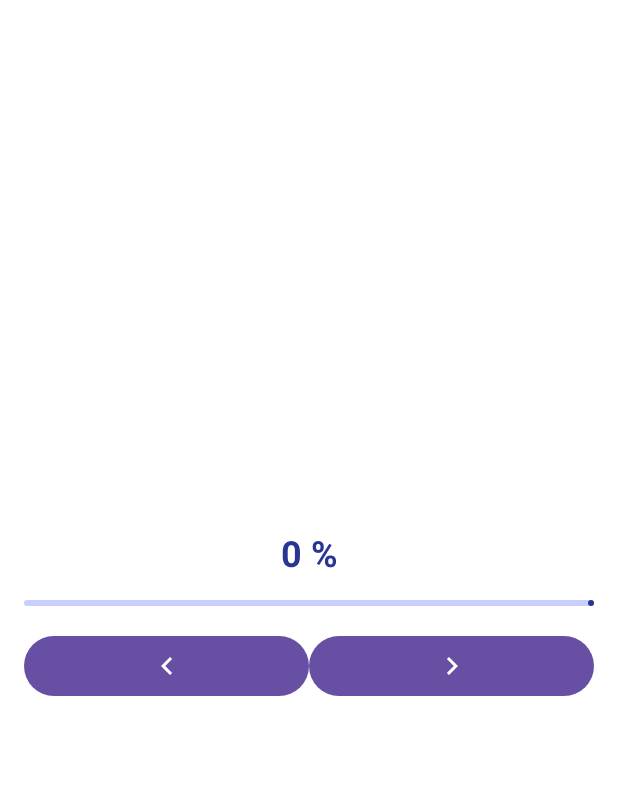
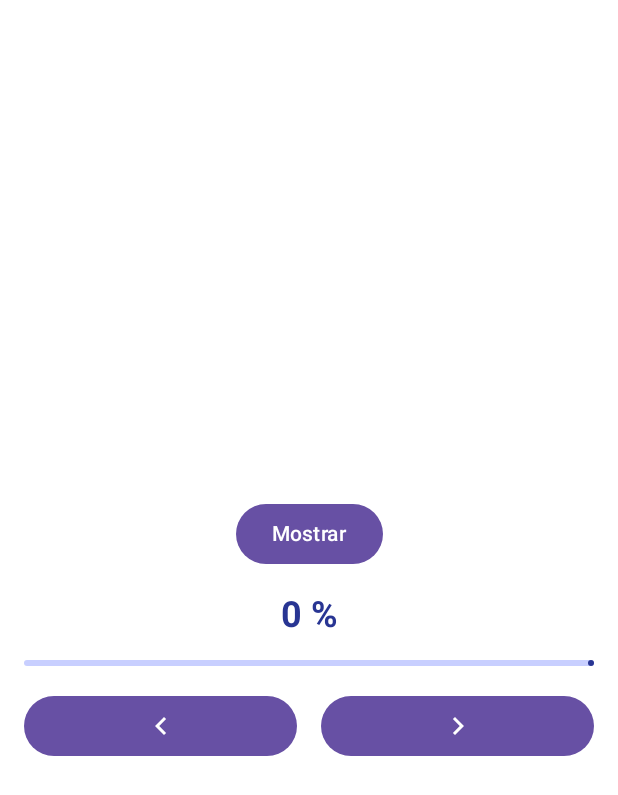
Before and after one commit to NIMP3/JetpackComposeTest, an Android app built with Jetpack Compose: the @Preview function MyCustomProgressBarPreview, on a phone screen of 412 x 824 dp. Shown: the top 795 px of the screen. Run offline under Robolectric (Android 15) with nearby library versions, the phone set to English and light mode, and no system bars.

Commit message:
[FIX - BUILD] (Components): Fixing up component screen [Button - Dialog - Image - ProgressBar] - Implementing Main component screen

```diff
--- a/app/src/main/java/dev/yovany/jcudemy/MyCustomProgressBar.kt
+++ b/app/src/main/java/dev/yovany/jcudemy/MyCustomProgressBar.kt
@@ -36,9 +36,6 @@ fun MyCustomProgressBar() {
     var showLoading by rememberSaveable { mutableStateOf(false) }
 
     Column(
-        modifier = Modifier
-            .fillMaxSize()
-            .padding(16.dp),
         horizontalAlignment = Alignment.CenterHorizontally,
         verticalArrangement = Arrangement.Center
     ) {
@@ -69,9 +66,6 @@ fun MyCustomProgressBar() {
 fun MyCustomAdvancedProgressBar() {
     var progress by rememberSaveable { mutableStateOf(0f) }
     Column(
-        modifier = Modifier
-            .fillMaxSize()
-            .padding(16.dp),
         horizontalAlignment = Alignment.CenterHorizontally,
         verticalArrangement = Arrangement.Center
     ) {
@@ -93,7 +87,10 @@ fun MyCustomAdvancedProgressBar() {
 
         Spacer(modifier = Modifier.padding(top = 16.dp))
 
-        Row(modifier = Modifier.fillMaxWidth()) {
+        Row(
+            modifier = Modifier.fillMaxWidth(),
+            horizontalArrangement = Arrangement.spacedBy(16.dp)
+        ) {
             Button(
                 onClick = { if (progress > 0f) progress -= 0.1f },
                 modifier = Modifier.weight(1f)
@@ -112,8 +109,22 @@ fun MyCustomAdvancedProgressBar() {
     }
 }
 
+@Composable
+fun MyCustomProgressBarScreen() {
+    Column(
+        modifier = Modifier
+            .fillMaxSize()
+            .padding(16.dp),
+        horizontalAlignment = Alignment.CenterHorizontally,
+        verticalArrangement = Arrangement.spacedBy(16.dp, Alignment.CenterVertically)
+    ) {
+        MyCustomProgressBar()
+        MyCustomAdvancedProgressBar()
+    }
+}
+
 @Preview(showBackground = true)
 @Composable
 fun MyCustomProgressBarPreview() {
-    MyCustomAdvancedProgressBar()
+    MyCustomProgressBarScreen()
 }
```
Also changed, not shown: app/src/main/java/dev/yovany/jcudemy/MyCustomButton.kt (+6 -4 lines), app/src/main/java/dev/yovany/jcudemy/MyCustomDialog.kt (+9 -11 lines), app/src/main/java/dev/yovany/jcudemy/MyCustomImage.kt (+16 -22 lines), app/src/main/java/dev/yovany/jcudemy/ui/components/Component.kt (added, +7 -0 lines), app/src/main/java/dev/yovany/jcudemy/ui/components/ComponentsScreen.kt (added, +108 -0 lines).
